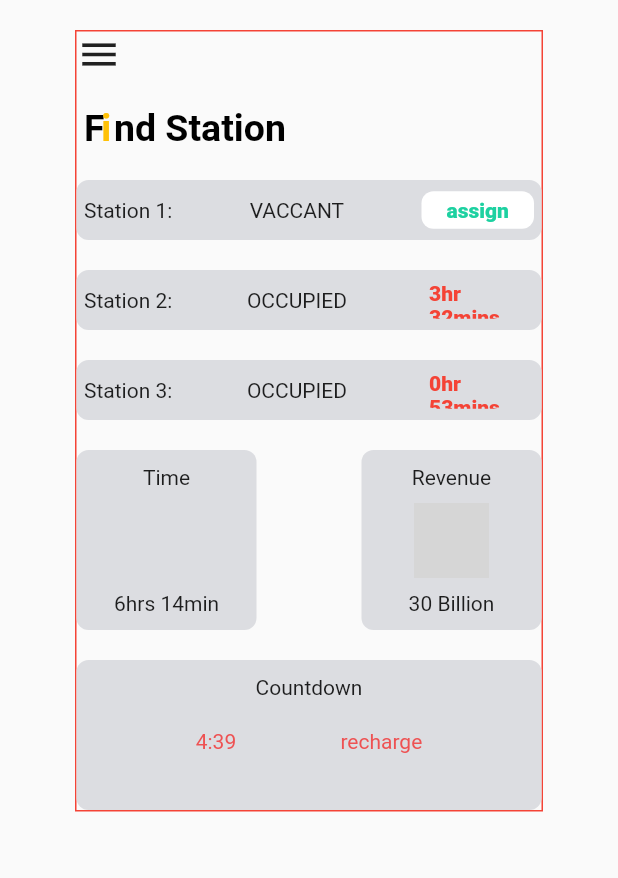
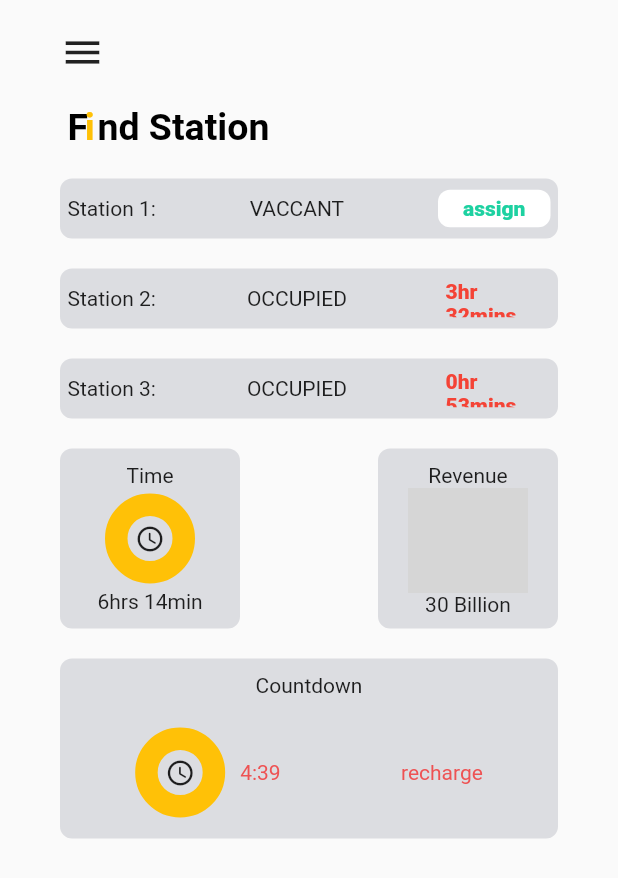
Before and after one commit to benndip/Flutter-Designs, a Flutter app: the screen it shows after launch, on a phone screen of 412 x 824 dp. Shown: the top 878 px of the screen. Run offline on Flutter 3.47's test engine with Material 2 defaults, Android fonts, the phone set to English and light mode, and no system bars; our stand-ins replace image_picker; grey boxes are pictures that could not be loaded.

Commit message:
created Reusable Widgets for Design6

```diff
--- /dev/null
+++ b/lib/Design5/animation.dart
@@ -0,0 +1,29 @@
+import 'package:flutter/material.dart';
+
+class AnimationContainer extends StatefulWidget {
+  @override
+  _AnimationContainerState createState() => _AnimationContainerState();
+}
+
+class _AnimationContainerState extends State<AnimationContainer> {
+  @override
+  Widget build(BuildContext context) {
+    return Container(
+      width: 60,
+      height: 60,
+      decoration: BoxDecoration(
+        borderRadius: BorderRadius.circular(30),
+        border: Border.all(
+          width: 15,
+          color: Colors.amber,
+        ),
+      ),
+      child: Center(
+        child: Icon(
+          Icons.access_time_rounded,
+          size: 20,
+        ),
+      ),
+    );
+  }
+}
--- a/lib/Design5/design5.dart
+++ b/lib/Design5/design5.dart
@@ -1,3 +1,4 @@
+import 'package:Designs/Design5/animation.dart';
 import 'package:flutter/material.dart';
 
 import './stationCard.dart';
@@ -7,16 +8,12 @@ class FindStation extends StatelessWidget {
   @override
   Widget build(BuildContext context) {
     double deviceWidth = MediaQuery.of(context).size.width;
-    double deviceHeight = MediaQuery.of(context).size.height;
     return SafeArea(
       child: SingleChildScrollView(
         child: Container(
           width: deviceWidth,
-          padding: EdgeInsets.only(left: 50, right: 50, top: 20),
+          padding: EdgeInsets.only(left: 40, right: 40, top: 20),
           child: Container(
-            decoration: BoxDecoration(
-              border: Border.all(color: Colors.red, width: 1),
-            ),
             child: Column(
               crossAxisAlignment: CrossAxisAlignment.start,
               children: <Widget>[
@@ -96,7 +93,7 @@ class FindStation extends StatelessWidget {
                 Container(
                   padding: EdgeInsets.all(10),
                   width: double.infinity,
-                  height: 100,
+                  height: 120,
                   decoration: BoxDecoration(
                     color: Color.fromRGBO(220, 221, 225, 1.0),
                     borderRadius: BorderRadius.circular(8),
@@ -107,11 +104,13 @@ class FindStation extends StatelessWidget {
                       Container(
                         margin: EdgeInsets.only(top: 20),
                         child: Row(
-                          mainAxisAlignment: MainAxisAlignment.spaceEvenly,
+                          mainAxisAlignment: MainAxisAlignment.spaceAround,
                           children: [
                             Container(
                               child: Row(
                                 children: [
+                                  AnimationContainer(),
+                                  SizedBox(width: 10),
                                   Text(
                                     '4:39',
                                     style: TextStyle(
--- a/lib/Design5/timeAndRevenue.dart
+++ b/lib/Design5/timeAndRevenue.dart
@@ -1,4 +1,6 @@
 import 'package:flutter/material.dart';
+
+import './animation.dart';
 
 class TimeAndRevenue extends StatelessWidget {
   final String topText;
@@ -22,13 +24,15 @@ class TimeAndRevenue extends StatelessWidget {
         children: [
           Text(topText),
           Container(
-              child: image == true
-                  ? Image.asset(
-                      'assets/images/download.png',
-                      width: 50,
-                      height: 50,
-                    )
-                  : null),
+            child: image == true
+                ? Image.asset(
+                    'assets/images/icons8-get-revenue-48.png',
+                    width: 80,
+                    height: 70,
+                    filterQuality: FilterQuality.high,
+                  )
+                : AnimationContainer(),
+          ),
           Text(bottomText),
         ],
       ),
--- a/lib/main.dart
+++ b/lib/main.dart
@@ -7,6 +7,7 @@ import './Design2/design2.dart';
 import './Design3/design3.dart';
 import './Design4/design4.dart';
 import './Design5/design5.dart';
+import './Design6/design6.dart';
 
 void main() => runApp(MaterialApp(
       routes: {
```
Also changed, not shown: lib/Design6/design6.dart (added, +95 -0 lines), lib/Design6/timeAndAmount.dart (added, +55 -0 lines).
